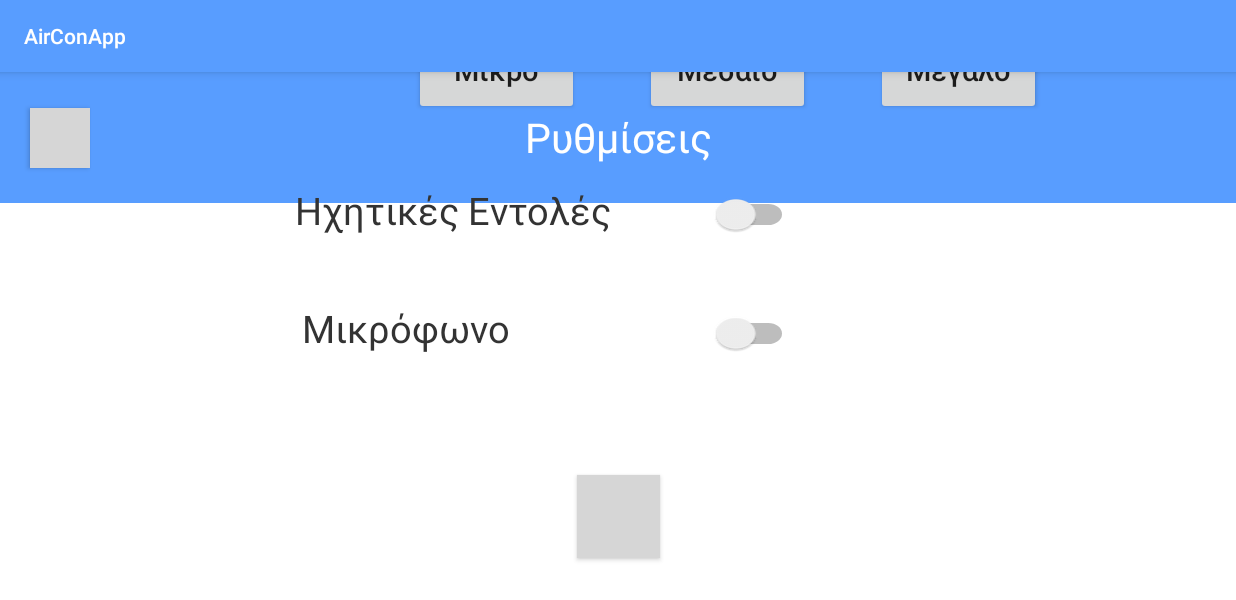
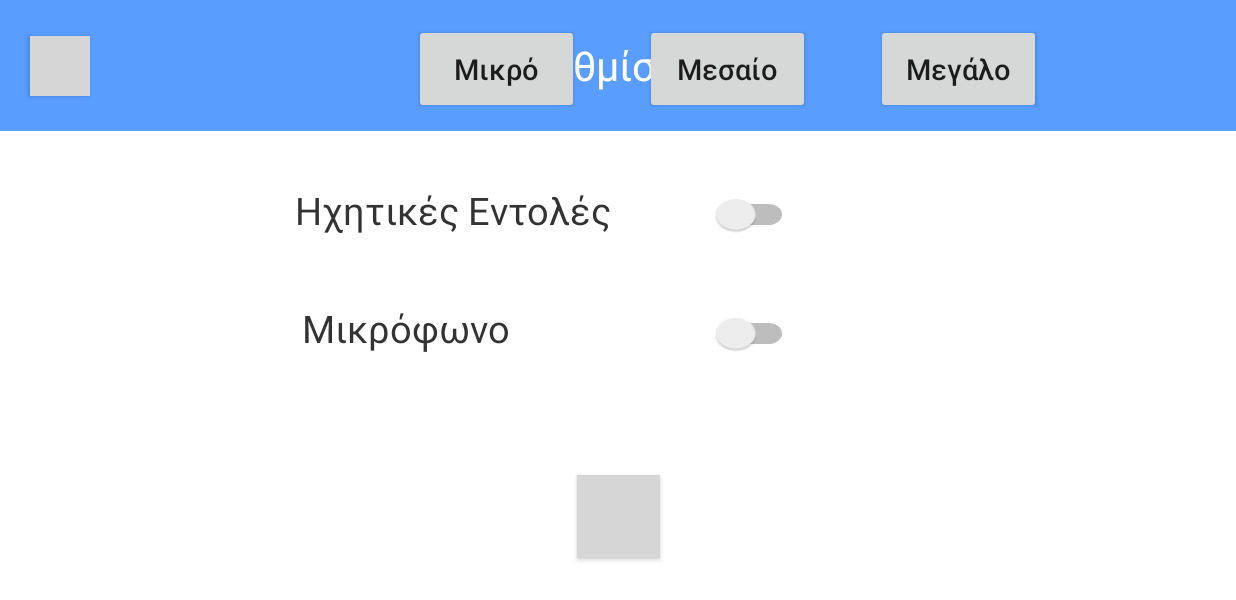
Before and after one commit to CharaGergi/AirConApp, an Android app: the screen it shows after launch (ProfileActivity), after a tap on an icon or button, on a phone screen of 824 x 412 dp (held sideways). Shown: the top 600 px of the screen. Run offline under Robolectric (Android 15) with nearby library versions, the phone set to English and light mode, and no system bars; grey boxes are pictures that could not be loaded.

Commit message:
Minor fixes.

```diff
--- a/app/src/main/java/com/example/airconapp/view/Menu/MenuActivity.java
+++ b/app/src/main/java/com/example/airconapp/view/Menu/MenuActivity.java
@@ -12,6 +12,8 @@ import com.example.airconapp.view.Profile.ProfileActivity;
 public class MenuActivity extends AppCompatActivity implements View.OnClickListener
 {
     private Button settingsBtn;
+    private Button soundCommBtn;
+    private Button speechCommBtn;
     static public Profile profile;
 
     @Override
@@ -21,6 +23,12 @@ public class MenuActivity extends AppCompatActivity implements View.OnClickListe
 
         settingsBtn = findViewById(R.id.settings_button);
         settingsBtn.setOnClickListener(this);
+
+        soundCommBtn = findViewById(R.id.soundCommandsBtn);
+        soundCommBtn.setOnClickListener(this);
+
+        speechCommBtn = findViewById(R.id.speechCommandsBtn);
+        speechCommBtn.setOnClickListener(this);
     }
 
     @Override
@@ -34,5 +42,23 @@ public class MenuActivity extends AppCompatActivity implements View.OnClickListe
             Intent intent = new Intent(MenuActivity.this, ProfileActivity.class);
             startActivity(intent);
         }
+        if (view == soundCommBtn) {
+            if (profile.isSoundCommands()) {
+                soundCommBtn.setBackgroundResource(R.drawable.speaker_icon_muted);
+                profile.setSoundCommands(!profile.isSoundCommands());
+            } else {
+                soundCommBtn.setBackgroundResource(R.drawable.speaker_icon);
+                profile.setSoundCommands(!profile.isSoundCommands());
+            }
+        }
+        if (view == speechCommBtn) {
+            if (profile.isSpeechCommands()) {
+                speechCommBtn.setBackgroundResource(R.drawable.mic_icon_muted);
+                profile.setSpeechCommands(!profile.isSpeechCommands());
+            } else {
+                speechCommBtn.setBackgroundResource(R.drawable.mic_icon);
+                profile.setSpeechCommands(!profile.isSpeechCommands());
+            }
+        }
     }
 }
--- a/app/src/main/res/values/styles.xml
+++ b/app/src/main/res/values/styles.xml
@@ -1,6 +1,6 @@
 <resources xmlns:android="http://schemas.android.com/apk/res/android">
     <!-- Base application theme. -->
-    <style name="AppTheme" parent="Theme.AppCompat.Light.DarkActionBar">
+    <style name="AppTheme" parent="Theme.AppCompat.Light.NoActionBar">
         <!-- Customize your theme here. -->
         <item name="colorPrimary">@color/colorPrimary</item>
     </style>
```
